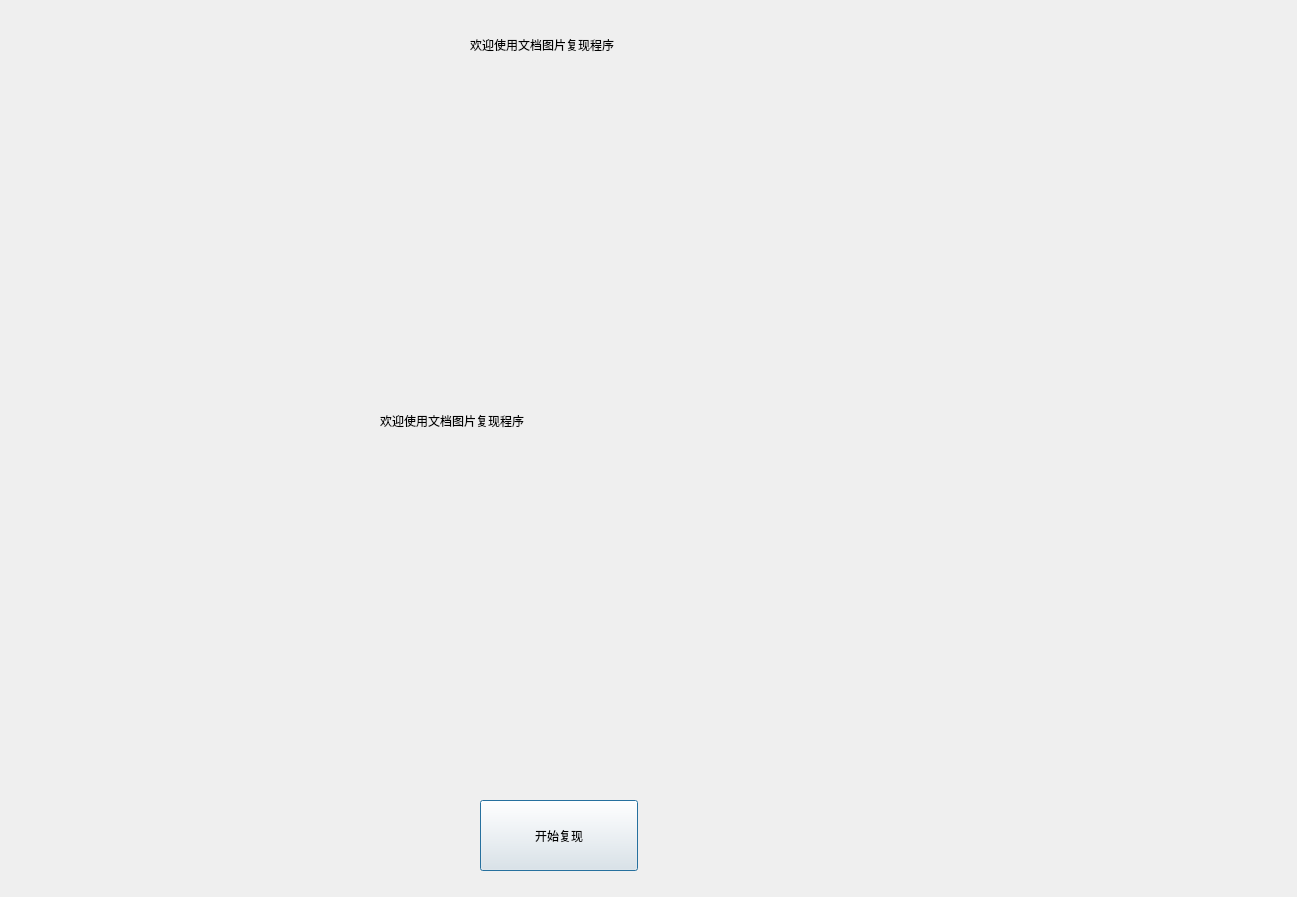
Sama20030220/Jpg2Excel, file app/mdui.ui: the form before one commit.
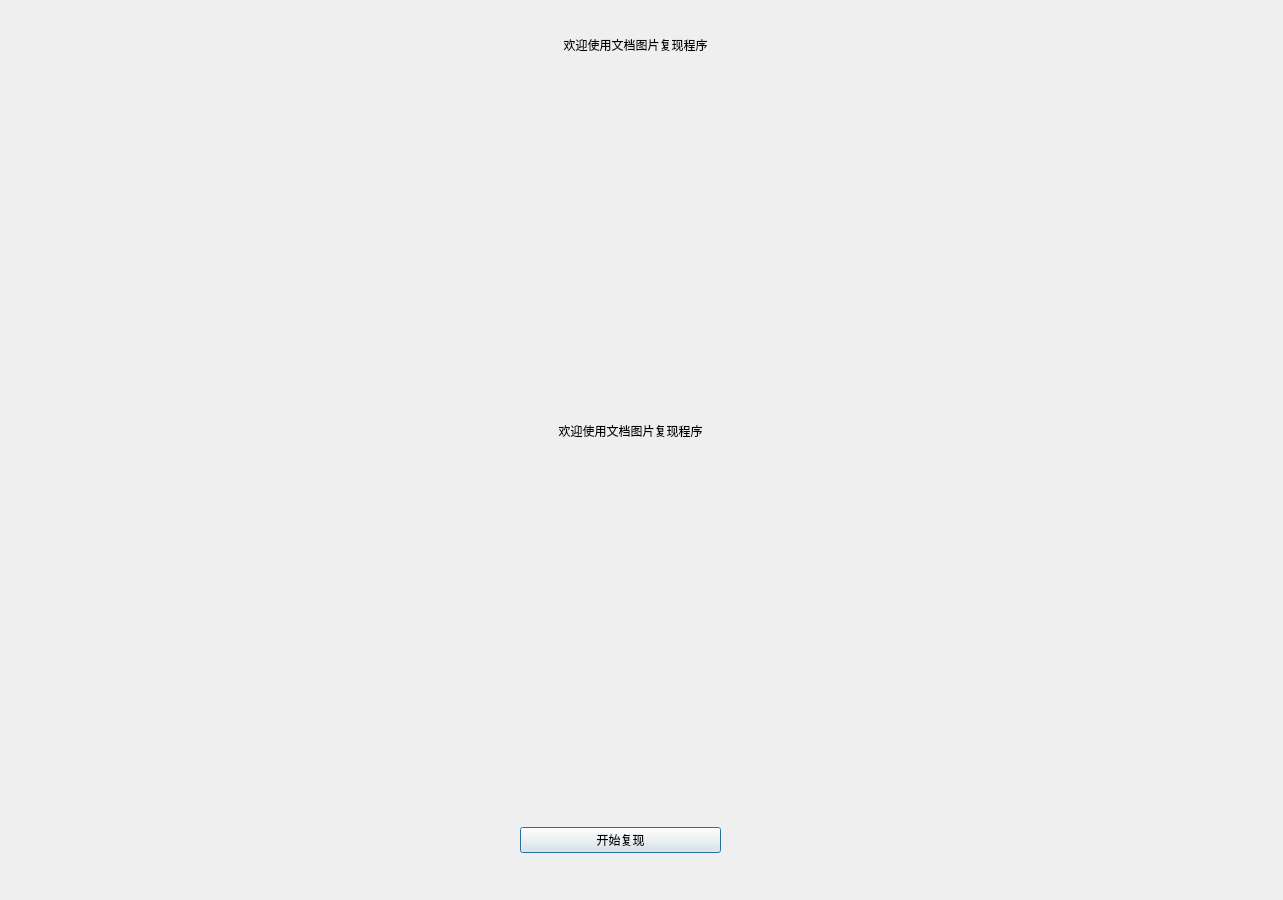
The form after the commit.

```diff
--- a/app/mdui.ui
+++ b/app/mdui.ui
@@ -6,8 +6,8 @@
    <rect>
     <x>0</x>
     <y>0</y>
-    <width>1297</width>
-    <height>897</height>
+    <width>1283</width>
+    <height>900</height>
    </rect>
   </property>
   <property name="windowTitle">
@@ -16,7 +16,7 @@
   <widget class="QLabel" name="label">
    <property name="geometry">
     <rect>
-     <x>470</x>
+     <x>400</x>
      <y>20</y>
      <width>471</width>
      <height>49</height>
@@ -25,32 +25,44 @@
    <property name="text">
     <string>欢迎使用文档图片复现程序</string>
    </property>
-  </widget>
-  <widget class="QPushButton" name="pushButton">
-   <property name="geometry">
-    <rect>
-     <x>480</x>
-     <y>800</y>
-     <width>158</width>
-     <height>71</height>
-    </rect>
-   </property>
-   <property name="text">
-    <string>开始复现</string>
+   <property name="alignment">
+    <set>Qt::AlignCenter</set>
    </property>
   </widget>
   <widget class="QLabel" name="label_2">
    <property name="geometry">
     <rect>
-     <x>380</x>
+     <x>420</x>
      <y>90</y>
-     <width>361</width>
-     <height>661</height>
+     <width>421</width>
+     <height>681</height>
     </rect>
    </property>
    <property name="text">
     <string>欢迎使用文档图片复现程序</string>
    </property>
+   <property name="alignment">
+    <set>Qt::AlignCenter</set>
+   </property>
+  </widget>
+  <widget class="QWidget" name="verticalLayoutWidget">
+   <property name="geometry">
+    <rect>
+     <x>520</x>
+     <y>790</y>
+     <width>201</width>
+     <height>101</height>
+    </rect>
+   </property>
+   <layout class="QVBoxLayout" name="verticalLayout">
+    <item>
+     <widget class="QPushButton" name="pushButton">
+      <property name="text">
+       <string>开始复现</string>
+      </property>
+     </widget>
+    </item>
+   </layout>
   </widget>
  </widget>
  <resources/>
```
